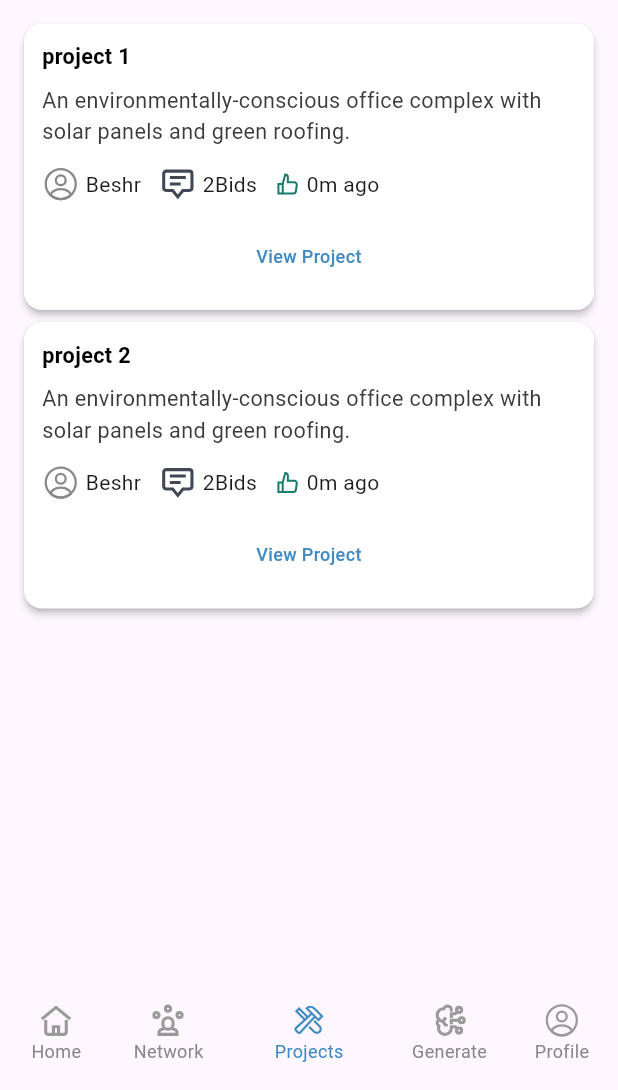
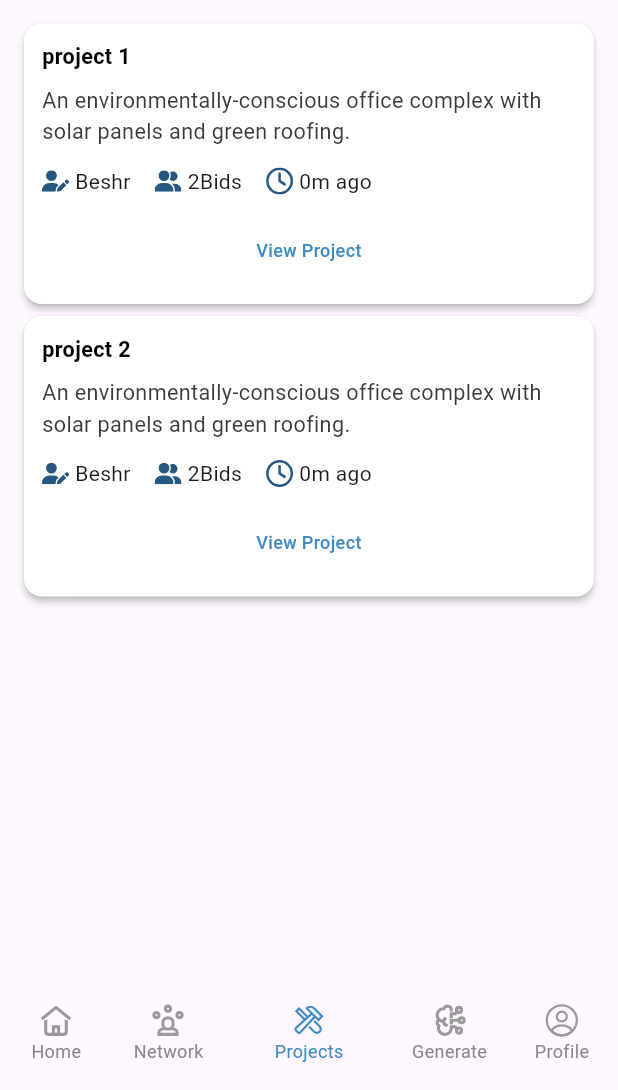
Before and after one commit to sketch-intelligence/sketch_app, a Flutter app: the RootScreen screen opened by its route, item 3 of the bottom bar chosen, on a phone screen of 412 x 824 dp, the part 146-1236 px from its top. Run offline on Flutter 3.47's test engine with Material 3 defaults, Android fonts, the phone set to English and light mode, and no system bars; our stand-ins replace bloc, carousel_slider, dartz, dio, flutter_bloc, flutter_screenutil and 7 more; missing offline and left inert: animated_snack_bar, page_animation_transition; accounts and stored records are empty; generated files the repository leaves out were written again; network calls fail; Roboto replaces fonts that are missing (Montserrat); project files that could hold a hidden picture were left out.

Commit message:
added proper icons

```diff
--- a/lib/core/constant/app_colors/app_colors.dart
+++ b/lib/core/constant/app_colors/app_colors.dart
@@ -62,4 +62,5 @@ extension AppColors on ColorScheme {
   static const Color greyA9 = Color(0xFFA9A9A9);
   static const Color babyBlue = Color(0xFF87CEEB);
   static const Color greyAD = Color(0xFFADADB4);
+  static const Color iconColor = Color(0xFF285781);
 }
--- a/lib/core/constant/app_images_icons/app_assets.dart
+++ b/lib/core/constant/app_images_icons/app_assets.dart
@@ -41,6 +41,10 @@ class Assets {
   /// Assets for imagesCheckDouble
   /// assets/images/CheckDouble.svg
   static const String imagesCheckDouble = "assets/images/CheckDouble.svg";
+
+  /// Assets for imagesClockRegular
+  /// assets/images/clock_regular.svg
+  static const String imagesClockRegular = "assets/images/clock_regular.svg";
 
   /// Assets for imagesComments
   /// assets/images/Comments.svg
@@ -157,4 +161,12 @@ class Assets {
   /// Assets for imagesUser
   /// assets/images/User.svg
   static const String imagesUser = "assets/images/User.svg";
+
+  /// Assets for imagesUserGroupSolid
+  /// assets/images/user_group_solid.svg
+  static const String imagesUserGroupSolid = "assets/images/user_group_solid.svg";
+
+  /// Assets for imagesUserPenSolid
+  /// assets/images/user_pen_solid.svg
+  static const String imagesUserPenSolid = "assets/images/user_pen_solid.svg";
 }
--- a/lib/features/user_proposed_project/presentation/views/widgets/user_proposed_project_item.dart
+++ b/lib/features/user_proposed_project/presentation/views/widgets/user_proposed_project_item.dart
@@ -41,16 +41,16 @@ class UserProposedProjectItem extends StatelessWidget {
                 children: [
                   ProjectDetailsInfo(
                     name: project.author.userName,
-                    iconPath: Assets.imagesProfile,
+                    iconPath: Assets.imagesUserPenSolid,
                   ),
                   ProjectDetailsInfo(
                     name: "Bids",
                     numberOfBids: project.numberOfBids,
-                    iconPath: Assets.imagesChat,
+                    iconPath: Assets.imagesUserGroupSolid,
                   ),
                   ProjectDetailsInfo(
                     date: project.postDate,
-                    iconPath: Assets.imagesThumbUp,
+                    iconPath: Assets.imagesClockRegular,
                   ),
                 ],
               ),
@@ -86,7 +86,12 @@ class ProjectDetailsInfo extends StatelessWidget {
   Widget build(BuildContext context) {
     return Row(
       children: [
-        SvgPicture.asset(iconPath),
+        SvgPicture.asset(
+          iconPath,
+          height: 18,
+          width: 18,
+          color: AppColors.iconColor,
+        ),
         const SizedBox(
           width: 4,
         ),
@@ -94,7 +99,7 @@ class ProjectDetailsInfo extends StatelessWidget {
         if (date != null) Text(formatTime(date!)),
         if (name != null) Text(name!),
         const SizedBox(
-          width: 12,
+          width: 16,
         ),
       ],
     );
--- a/pubspec.yaml
+++ b/pubspec.yaml
@@ -38,7 +38,7 @@ dependencies:
   go_router: ^14.3.0
   flutter_bloc: ^8.1.6
   flutter_svg: ^2.0.11
-  font_awesome_flutter: ^10.7.0
+  font_awesome_flutter: ^10.8.0
   intl: ^0.19.0
   dartz: ^0.10.1
   dio: ^5.7.0
```
Also changed, not shown: assets/images/clock_regular.svg (added), assets/images/user_group_solid.svg (added), assets/images/user_pen_solid.svg (added).
